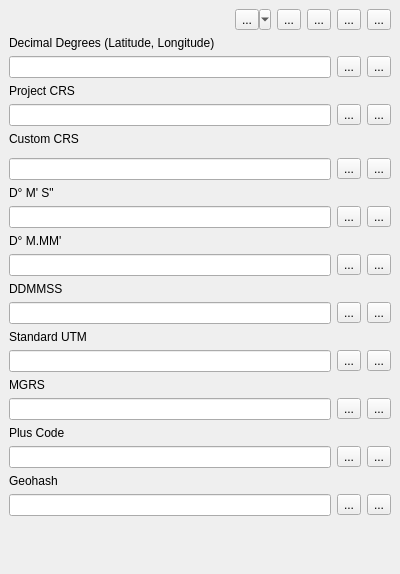
The window that ui/coordinateConverter.ui (NationalSecurityAgency/qgis-latlontools-plugin) describes before a commit, drawn with Qt 5.
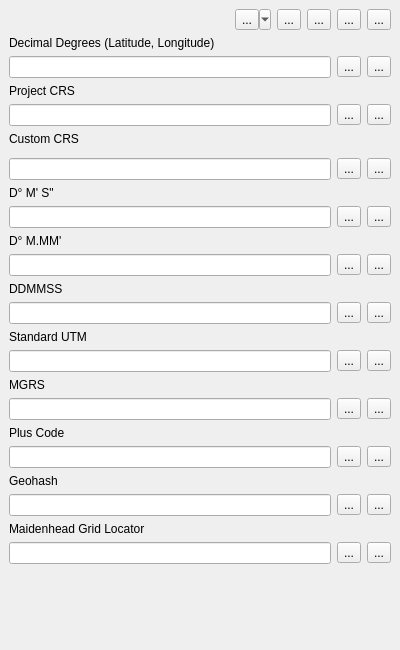
The same window after the commit. Custom widgets are drawn as their Qt base class.

Commit message: add maidenhead grid support

Diff of the .ui file:
```diff
--- a/ui/coordinateConverter.ui
+++ b/ui/coordinateConverter.ui
@@ -7,7 +7,7 @@
     <x>0</x>
     <y>0</y>
     <width>400</width>
-    <height>574</height>
+    <height>650</height>
    </rect>
   </property>
   <property name="windowTitle">
@@ -422,6 +422,34 @@
       </item>
      </layout>
     </item>
+    <item>
+     <widget class="QLabel" name="label_3">
+      <property name="text">
+       <string>Maidenhead Grid Locator</string>
+      </property>
+     </widget>
+    </item>
+    <item>
+     <layout class="QHBoxLayout" name="horizontalLayout_2">
+      <item>
+       <widget class="QLineEdit" name="maidenheadLineEdit"/>
+      </item>
+      <item>
+       <widget class="QToolButton" name="maidenheadCommitButton">
+        <property name="text">
+         <string>...</string>
+        </property>
+       </widget>
+      </item>
+      <item>
+       <widget class="QToolButton" name="maidenheadCopyButton">
+        <property name="text">
+         <string>...</string>
+        </property>
+       </widget>
+      </item>
+     </layout>
+    </item>
     <item>
      <spacer name="verticalSpacer">
       <property name="orientation">
```
The commit also changes 12 other files.
